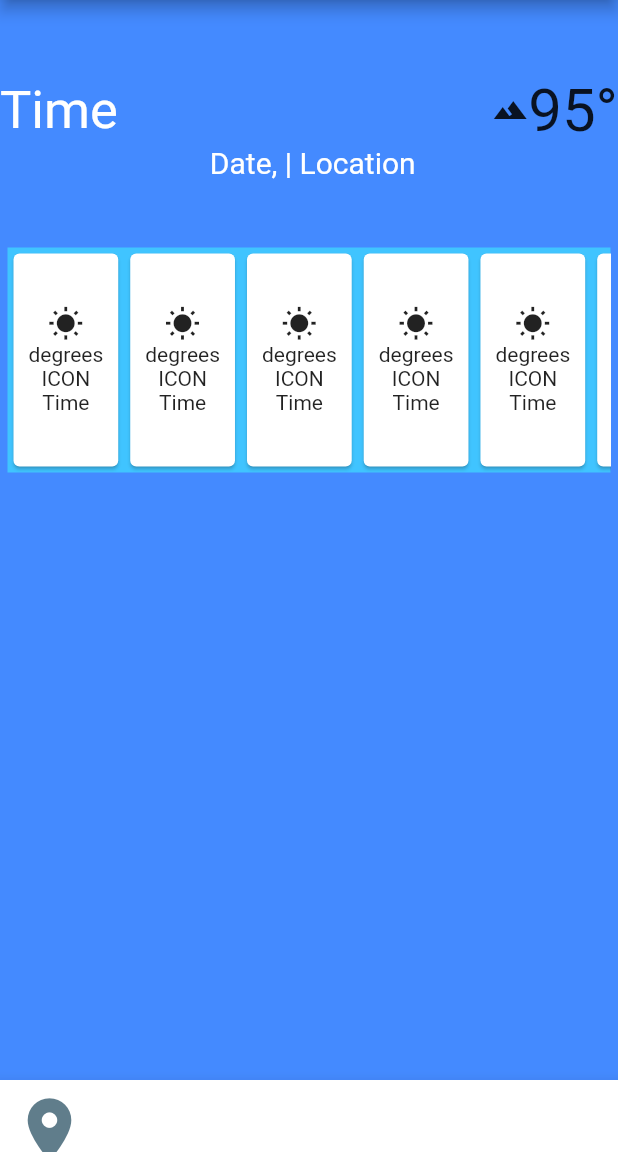
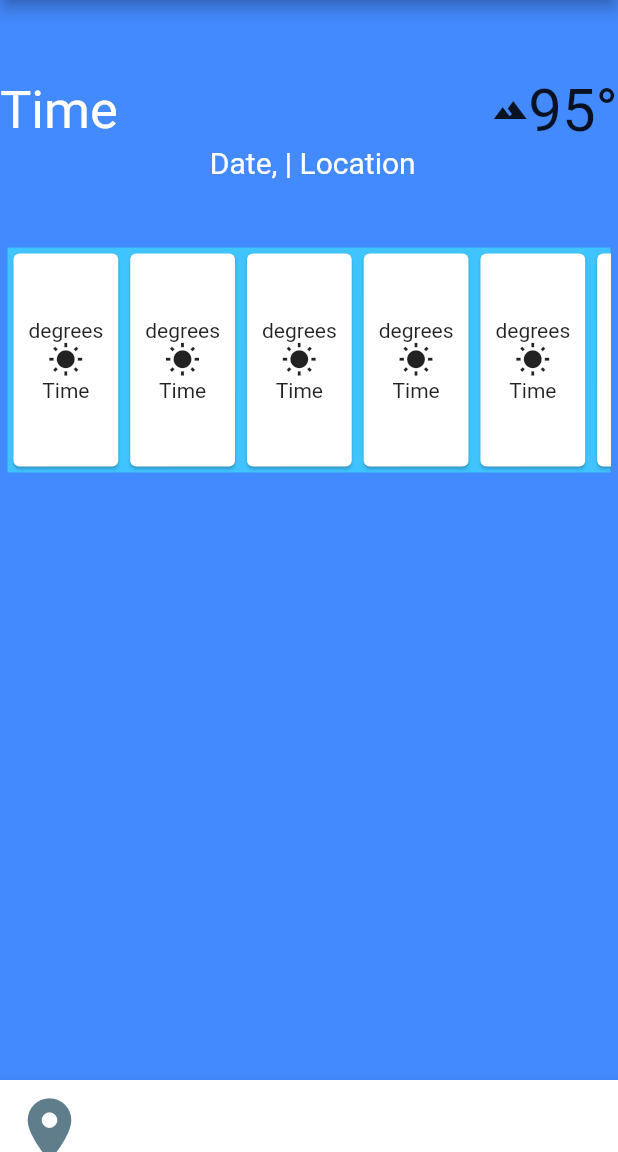
Before and after one commit to AndresRodCodes/Fleather, a Flutter app: the screen it shows after launch, on a phone screen of 412 x 824 dp, the part 84-1236 px from its top. Run offline on Flutter 3.47's test engine with Material 2 defaults, Android fonts, the phone set to English and light mode, and no system bars; our stand-ins replace geolocator.

Commit message:
removed icon

```diff
--- a/lib/main.dart
+++ b/lib/main.dart
@@ -59,7 +59,8 @@ class _MyHomePageState extends State<MyHomePage> {
                       '95°',
                       style: TextStyle(fontSize: 40),
                     ),
-                ],)
+                  ],
+                )
               ],
             ),
             Column(
@@ -94,11 +95,10 @@ class _MyHomePageState extends State<MyHomePage> {
                             child: Column(
                               mainAxisAlignment: MainAxisAlignment.center,
                               children: <Widget>[
-                                Icon(Icons.wb_sunny),
                                 Text(
                                   'degrees',
                                 ),
-                                Text('ICON'),
+                                Icon(Icons.wb_sunny),
                                 Text('Time'),
                               ],
                             ),
```
Lines whose indentation alone changed are shown as unchanged.
